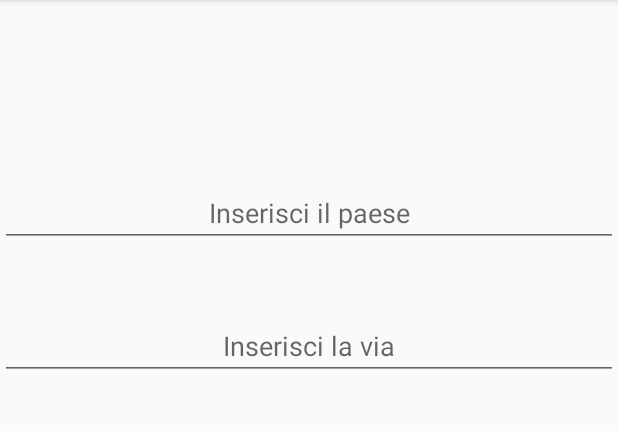
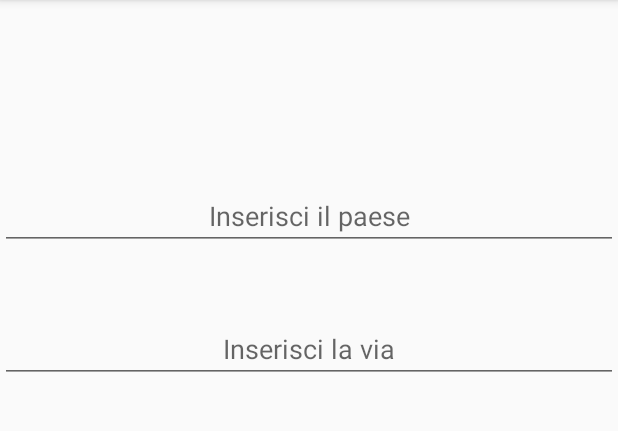
Before and after one commit to GhostFox0/MotherBase, an Android app: the fragment LuogoFragment placed in its activity, on a phone screen of 412 x 824 dp, the part 84-515 px from its top. Run offline under Robolectric (Android 15) with nearby library versions, the phone set to English and light mode, and no system bars; libraries missing offline, so code that uses them is left out: junit.framework; 5 statements that could not run were skipped.

Commit message:
dovrebbe essere tutto

```diff
--- a/ConstatazioneAmichevole/app/src/main/java/com/its/samuele/constatazioneamichevole/fragment/LuogoFragment.java
+++ b/ConstatazioneAmichevole/app/src/main/java/com/its/samuele/constatazioneamichevole/fragment/LuogoFragment.java
@@ -7,6 +7,7 @@ import android.support.annotation.Nullable;
 import android.view.LayoutInflater;
 import android.view.View;
 import android.view.ViewGroup;
+import android.widget.AutoCompleteTextView;
 import android.widget.EditText;
 
 import com.its.samuele.constatazioneamichevole.R;
@@ -34,7 +35,10 @@ import java.util.ArrayList;
 
 public class LuogoFragment extends Fragment {
 
-    EditText edtPaese, edtVia;
+    AutoCompleteTextView edtPaese, edtVia;
+    ArrayList<Regione> regioniList;
+    ArrayList<Provincia> provinciaList;
+    ArrayList<Comune> comuniList;
 
     public interface ILuogo{
         public void changeLuogo();
@@ -47,8 +51,21 @@ public class LuogoFragment extends Fragment {
     public View onCreateView(LayoutInflater inflater, ViewGroup container, Bundle savedInstanceState) {
         View view = inflater.inflate(R.layout.luogo_fragment, container,false);
 
-        edtPaese = (EditText) view.findViewById(R.id.editTextPaese);
-        edtVia = (EditText) view.findViewById(R.id.editTextVia);
+        String x =leggiDocumentoRegioniProvinceComuni();
+        try {
+            ottieniRegioni(x);
+        } catch (JSONException e) {
+            e.printStackTrace();
+        }
+
+        Regione regioni[] = regioniList.toArray(new Regione[regioniList.size()]);
+        Provincia province[] = provinciaList.toArray(new Provincia[provinciaList.size()]);
+        Comune comuni[] = comuniList.toArray(new Comune[comuniList.size()]);
+        String [] nomeComuni;
+
+
+        edtPaese = (AutoCompleteTextView) view.findViewById(R.id.editTextPaese);
+        edtVia = (AutoCompleteTextView) view.findViewById(R.id.editTextVia);
 
 
 
@@ -66,7 +83,7 @@ public class LuogoFragment extends Fragment {
         }
     }
 
-    private void leggiDocumentoRegioniProvinceComuni() {
+    private String leggiDocumentoRegioniProvinceComuni() {
 
         InputStream is = getResources().openRawResource(R.raw.italia_comuni);
         Writer writer = new StringWriter();
@@ -89,20 +106,21 @@ public class LuogoFragment extends Fragment {
             }
         }
         String jsonStringTotale = writer.toString();
+        return jsonStringTotale;
     }
 
     private void ottieniRegioni(String jsonString) throws JSONException {
         JSONObject temp = new JSONObject(jsonString);
         JSONArray jsTempRegioni = temp.getJSONArray("regioni");
         Regione regione;
-        ArrayList<Regione> regioniList =new ArrayList<Regione>();
+        regioniList =new ArrayList<Regione>();
         for (int a = 0; a < jsTempRegioni.length(); a++) {
             JSONObject regTemp = jsTempRegioni.getJSONObject(a);
             regione = new Regione();
             regione.setNomeRegione(regTemp.getString("nome"));
             JSONArray provTempArr = regTemp.getJSONArray("province");
             Provincia provincia;
-            ArrayList<Provincia> listaProvince = new ArrayList<>();
+            provinciaList = new ArrayList<>();
             for (int b = 0; b < provTempArr.length(); b++) {
                 JSONObject provTemp = provTempArr.getJSONObject(b);
                 provincia = new Provincia();
@@ -110,21 +128,21 @@ public class LuogoFragment extends Fragment {
                 provincia.setNomeProvincia(provTemp.getString("nome"));
                 JSONArray comTempArr = provTemp.getJSONArray("comuni");
                 Comune comune;
-                ArrayList<Comune> listaComuni = new ArrayList();
+                comuniList = new ArrayList();
                 for (int c = 0; c < comTempArr.length(); c++) {
                     JSONObject comTemp = comTempArr.getJSONObject(c);
                     comune = new Comune();
                     comune.setCap(comTemp.getString("cap"));
                     comune.setCodeComune(comTemp.getString("code"));
                     comune.setNomeComune(comTemp.getString("nome"));
-                    listaComuni.add(comune);
+                    comuniList.add(comune);
                     if (c == comTempArr.length() - 1) {
-                        provincia.setComuniArrayList(listaComuni);
+                        provincia.setComuniArrayList(comuniList);
                     }
                 }
-                listaProvince.add(provincia);
+                provinciaList.add(provincia);
                 if (b == provTempArr.length() - 1) {
-                    regione.setProvinceArrayList(listaProvince);
+                    regione.setProvinceArrayList(provinciaList);
                 }
             }
             regioniList.add(regione);
--- a/ConstatazioneAmichevole/app/src/main/res/layout/luogo_fragment.xml
+++ b/ConstatazioneAmichevole/app/src/main/res/layout/luogo_fragment.xml
@@ -3,19 +3,7 @@
     android:orientation="vertical" android:layout_width="match_parent"
     android:layout_height="match_parent">
 
-    <EditText
-        android:layout_width="match_parent"
-        android:layout_height="wrap_content"
-        android:inputType="textPersonName"
-        android:ems="10"
-        android:id="@+id/editTextPaese"
-        android:layout_alignParentTop="true"
-        android:layout_alignParentStart="true"
-        android:layout_marginTop="119dp"
-        android:hint="Inserisci il paese"
-        android:textAlignment="center" />
-
-    <EditText
+    <AutoCompleteTextView
         android:layout_width="wrap_content"
         android:layout_height="wrap_content"
         android:inputType="textPersonName"
@@ -28,4 +16,16 @@
         android:layout_alignParentStart="true"
         android:hint="Inserisci la via"
         android:textAlignment="center" />
+
+    <AutoCompleteTextView
+        android:layout_width="match_parent"
+        android:layout_height="wrap_content"
+        android:inputType="textPersonName"
+        android:ems="10"
+        android:id="@+id/editTextPaese"
+        android:layout_marginTop="121dp"
+        android:hint="Inserisci il paese"
+        android:textAlignment="center"
+        android:layout_alignParentTop="true"
+        android:layout_alignParentStart="true" />
 </RelativeLayout>
```
Also changed, not shown: ConstatazioneAmichevole/app/src/main/java/com/its/samuele/constatazioneamichevole/fragment/Luogo.java (added, +40 -0 lines), ConstatazioneAmichevole/app/src/main/java/com/its/samuele/constatazioneamichevole/fragment/modificadati.java (added, +42 -0 lines), ConstatazioneAmichevole/app/src/main/res/layout/fragment_blank.xml (added, +73 -0 lines), ConstatazioneAmichevole/app/src/main/res/layout/fragment_luogo.xml (added, +106 -0 lines).
